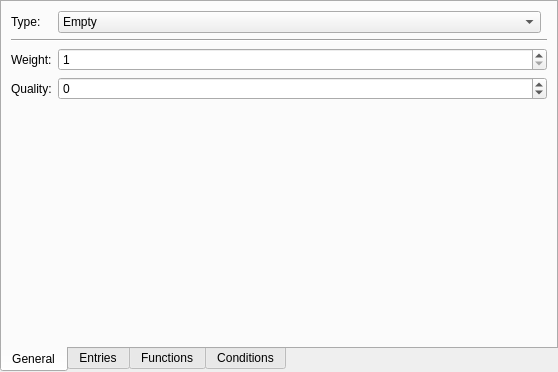
First picture: the form in src/loottableentry.ui, repository IoeCmcomc/MCDatapacker, before the edit.
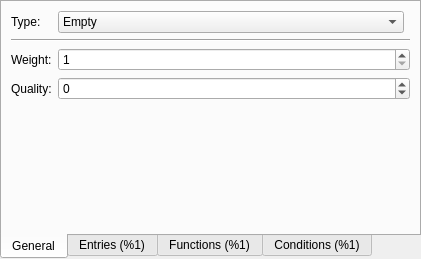
Second picture: the form after the edit. Custom widgets are drawn as their Qt base class.

What changed in the file:
```diff
--- a/src/loottableentry.ui
+++ b/src/loottableentry.ui
@@ -6,8 +6,8 @@
    <rect>
     <x>0</x>
     <y>0</y>
-    <width>558</width>
-    <height>372</height>
+    <width>421</width>
+    <height>259</height>
    </rect>
   </property>
   <property name="tabPosition">
@@ -255,7 +255,7 @@
   </widget>
   <widget class="QWidget" name="entries">
    <attribute name="title">
-    <string>Entries</string>
+    <string>Entries (%1)</string>
    </attribute>
    <layout class="QGridLayout" name="gridLayout_4">
     <property name="leftMargin">
@@ -284,7 +284,7 @@
   </widget>
   <widget class="QWidget" name="functions">
    <attribute name="title">
-    <string>Functions</string>
+    <string>Functions (%1)</string>
    </attribute>
    <layout class="QGridLayout" name="gridLayout_5">
     <property name="leftMargin">
@@ -313,7 +313,7 @@
   </widget>
   <widget class="QWidget" name="condtions">
    <attribute name="title">
-    <string>Conditions</string>
+    <string>Conditions (%1)</string>
    </attribute>
    <layout class="QGridLayout" name="gridLayout">
     <property name="leftMargin">
@@ -342,12 +342,6 @@
   </widget>
  </widget>
  <customwidgets>
-  <customwidget>
-   <class>MCRInvSlot</class>
-   <extends>QFrame</extends>
-   <header>mcrinvslot.h</header>
-   <container>1</container>
-  </customwidget>
   <customwidget>
    <class>TrueFalseBox</class>
    <extends>QCheckBox</extends>
@@ -359,6 +353,12 @@
    <header location="global">datawidgetinterface.h</header>
    <container>1</container>
   </customwidget>
+  <customwidget>
+   <class>MCRInvSlot</class>
+   <extends>QFrame</extends>
+   <header>mcrinvslot.h</header>
+   <container>1</container>
+  </customwidget>
  </customwidgets>
  <resources/>
  <connections/>
```
